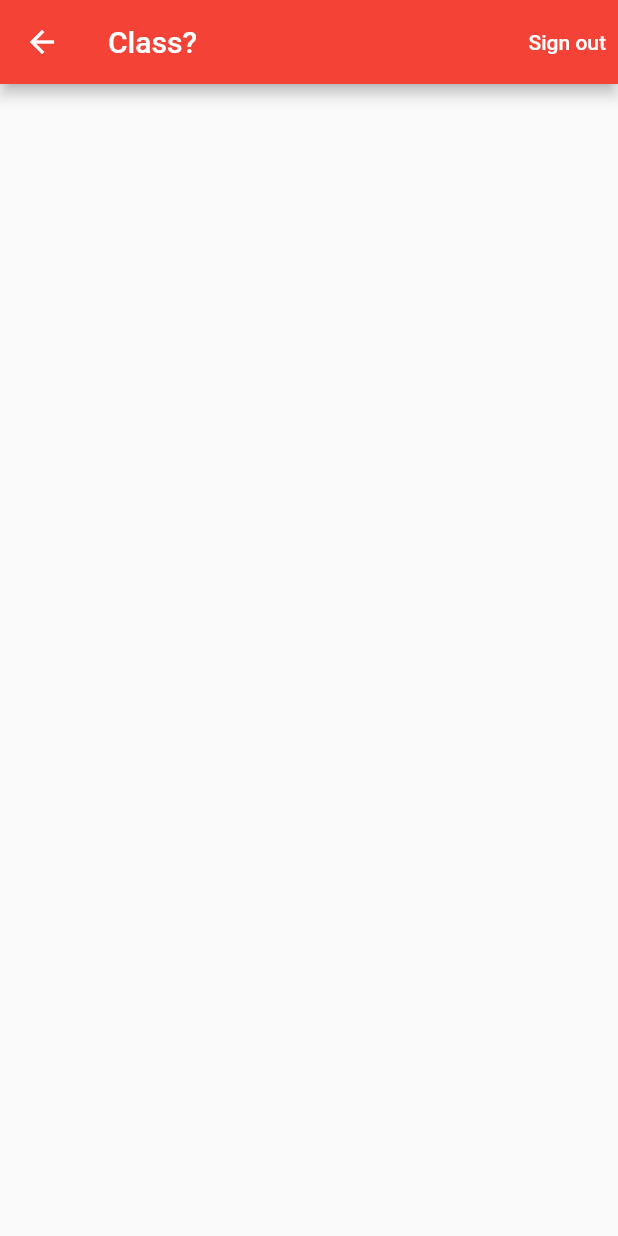
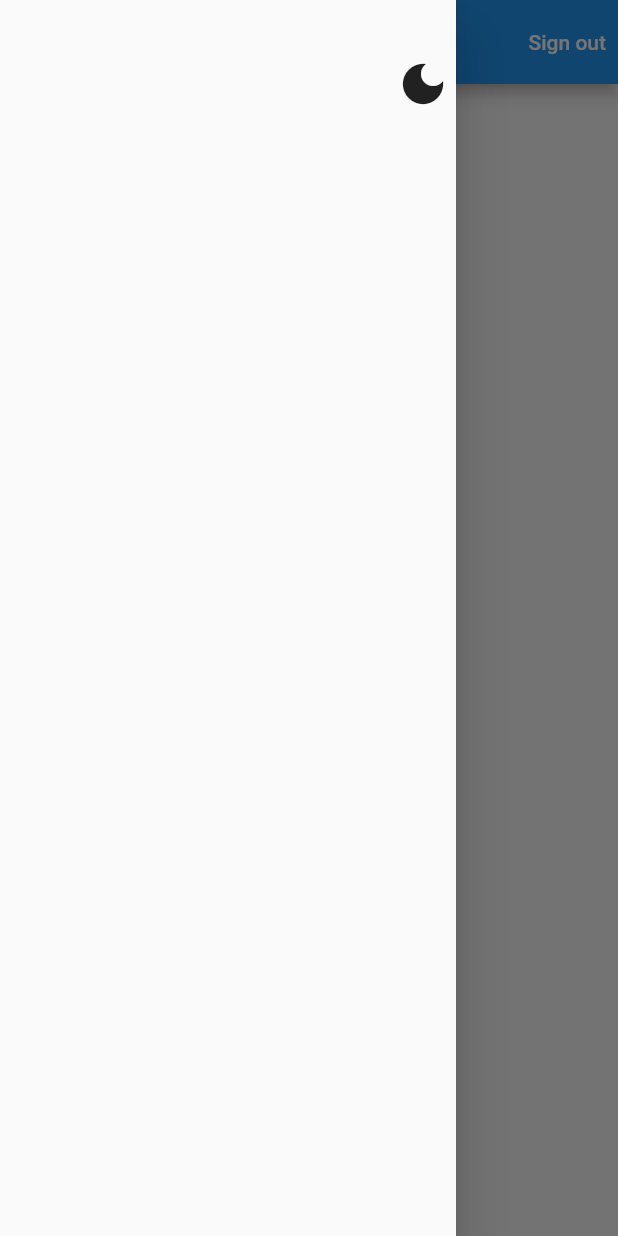
Before and after one commit to sami-bre/timetable, a Flutter app: the HomePage screen opened by its route, with the side drawer open (before the commit the screen has no drawer), on a phone screen of 412 x 824 dp. Run offline on Flutter 3.47's test engine with Material 2 defaults, Android fonts, the light colour scheme and no system bars; our stand-ins replace cloud_firestore, firebase_auth, firebase_core; missing offline and left inert: flutterfire_ui; accounts and stored records are empty; statements that could not run were skipped.

Commit message:
integrated a home-made dark mode switching system and also added a drawer to the homePage. the iconButton to change the theme is put in the newly added drawer.

```diff
--- a/lib/main.dart
+++ b/lib/main.dart
@@ -18,11 +18,30 @@
         clientId:
             "789207632368-ta1cggn7hsfq7gsj681b8h00sgfj0o44.apps.googleusercontent.com"),
   ]);
-  runApp(const MyApp());
+  runApp(const App());
 }
 
-class MyApp extends StatelessWidget {
-  const MyApp({super.key});
+class App extends StatefulWidget {
+  const App({super.key});
+
+  // this is a really important static method that allows
+  // me to get a refrence of the state of this (root) widget.
+  static AppState of(BuildContext context) {
+    return context.findAncestorStateOfType<AppState>()!;
+  }
+
+  @override
+  State<App> createState() => AppState();
+}
+
+class AppState extends State<App> {
+  ThemeMode themeMode = ThemeMode.system;
+
+  void changeTheme(ThemeMode themeMode) {
+    setState(() {
+      this.themeMode = themeMode;
+    });
+  }
 
   // This widget is the root of your application.
   @override
@@ -35,13 +54,12 @@
         '/home': (context) => HomePage(),
         '/sign-in': (context) => const Gate()
       },
-      theme: ThemeData(
-        primarySwatch: Colors.red,
-      ),
+      themeMode: themeMode,
+      theme: ThemeData.light().copyWith(primaryColor: Colors.pink[800]),
+      darkTheme: ThemeData.dark().copyWith(primaryColor: Colors.pink[800]),
     );
   }
 }
-
 
 class Gate extends StatelessWidget {
   const Gate({super.key});
--- /dev/null
+++ b/lib/ui/drawer.dart
@@ -0,0 +1,38 @@
+import 'package:flutter/material.dart';
+import '../main.dart';
+
+class MyDrawer extends StatelessWidget {
+  const MyDrawer({super.key});
+
+  @override
+  Widget build(BuildContext context) {
+    return Drawer(
+      child: SafeArea(
+        child: Column(
+          children: [
+            const SizedBox(height: 30),
+            Row(
+              children: [
+                const Expanded(child: SizedBox()),
+                IconButton(
+                  icon: Icon(
+                    size: 36,
+                    Theme.of(context).brightness == Brightness.light
+                        ? Icons.dark_mode
+                        : Icons.light_mode_outlined,
+                  ),
+                  onPressed: () {
+                    App.of(context).changeTheme(
+                        App.of(context).themeMode == ThemeMode.light
+                            ? ThemeMode.dark
+                            : ThemeMode.light);
+                  },
+                )
+              ],
+            ),
+          ],
+        ),
+      ),
+    );
+  }
+}
--- a/lib/ui/home_page.dart
+++ b/lib/ui/home_page.dart
@@ -1,3 +1,4 @@
+import 'package:class_scheduler/ui/drawer.dart';
 import 'package:class_scheduler/util/converter.dart';
 import 'package:class_scheduler/util/firestore_helper.dart';
 import 'package:firebase_auth/firebase_auth.dart';
@@ -10,6 +11,7 @@
   @override
   Widget build(BuildContext context) {
     return Scaffold(
+      drawer: const MyDrawer(),
       appBar: AppBar(
         title: const Text('Class?'),
         actions: [
```
